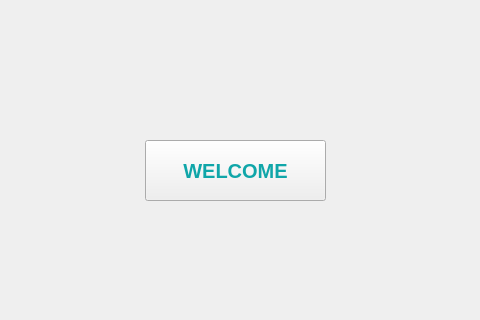
Old version of the form CODE/STUDENT AND WELCOME UI/WelcomeUI.ui in the repository ooplaza/DysIMAL; both pictures show x 155 to 635 and y 160 to 480 of the 800 by 480 pixel window.
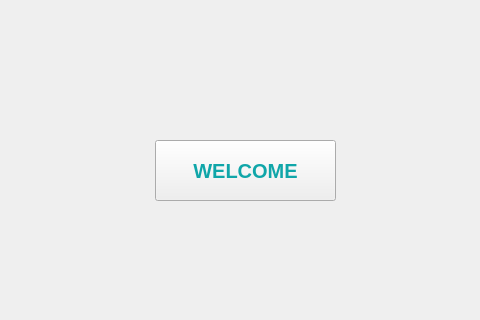
New version of the form. Icons and pictures are not drawn.

Patch:
```diff
--- a/CODE/STUDENT AND WELCOME UI/WelcomeUI.ui
+++ b/CODE/STUDENT AND WELCOME UI/WelcomeUI.ui
@@ -39,7 +39,7 @@
     <widget class="QPushButton" name="pushButton">
      <property name="geometry">
       <rect>
-       <x>300</x>
+       <x>310</x>
        <y>300</y>
        <width>181</width>
        <height>61</height>
```
Left out of the diff: 2 changed lines with no effect on the pictures.
